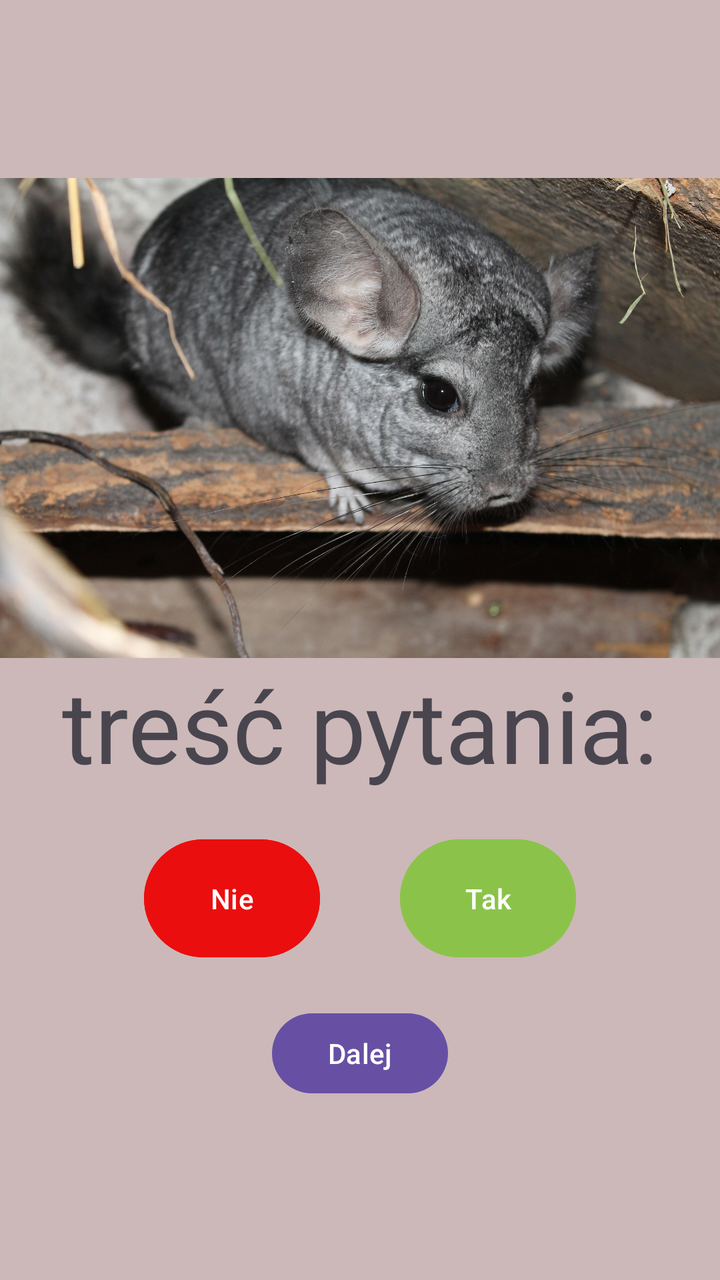
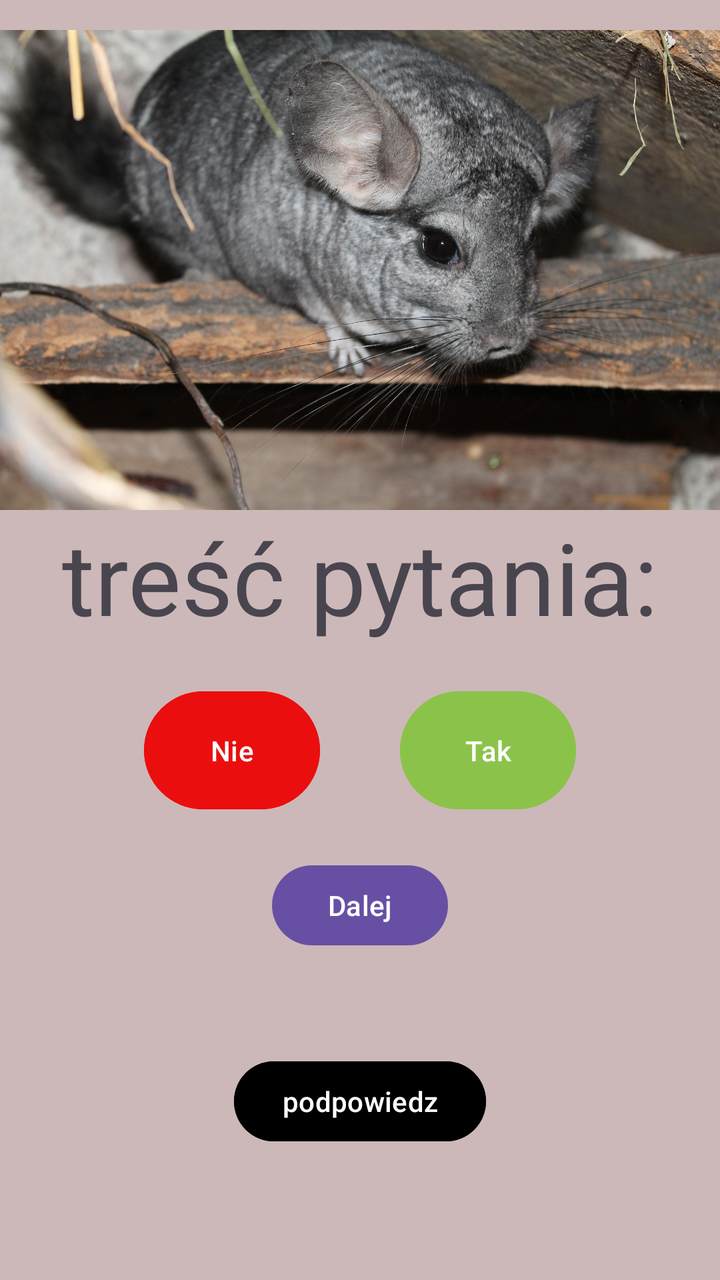

Compare the two renders of this Android layout. The source of the first and the diff that turns it into the second are given below.
<!-- AndroidManifest.xml: application theme Theme.Pytania -->
<!-- res/layout/activity_main.xml -->
<?xml version="1.0" encoding="utf-8"?>
<LinearLayout xmlns:android="http://schemas.android.com/apk/res/android"
    xmlns:app="http://schemas.android.com/apk/res-auto"
    xmlns:tools="http://schemas.android.com/tools"
    android:id="@+id/main"
    android:gravity="center"
    android:layout_width="match_parent"
    android:layout_height="match_parent"
    android:orientation="vertical"
    android:background="#CCB8B8"
    tools:context=".MainActivity">

    <ImageView
        android:id="@+id/imageView"
        android:layout_width="match_parent"
        android:layout_height="wrap_content"
        android:adjustViewBounds="true"
        app:srcCompat="@drawable/szynszyla" />

    <TextView
        android:id="@+id/textViewPytanie"
        android:textSize="50dp"
        android:layout_width="wrap_content"
        android:layout_height="wrap_content"
        android:text="treść pytania:" />


    <LinearLayout
        android:layout_width="wrap_content"
        android:layout_height="wrap_content"
        android:orientation="horizontal">

        <Button
            android:id="@+id/button"
            android:layout_width="match_parent"
            android:layout_height="wrap_content"
            android:layout_margin="20dp"
            android:backgroundTint="#EB0E0E"
            android:padding="20dp"
            android:text="Nie" />

        <Button
            android:id="@+id/button2"
            android:layout_width="match_parent"
            android:layout_height="wrap_content"
            android:layout_margin="20dp"
            android:backgroundTint="#8BC34A"
            android:padding="20dp"
            android:text="Tak" />

    </LinearLayout>

    <LinearLayout
        android:layout_width="wrap_content"
        android:layout_height="wrap_content"
        android:orientation="horizontal">

        <Button
            android:id="@+id/button6"
            android:layout_width="wrap_content"
            android:layout_height="wrap_content"
            android:layout_weight="1"
            android:text="Dalej" />
    </LinearLayout>

</LinearLayout>
<!-- resources referenced by this layout -->
<resources>
  <!-- drawable szynszyla: jpg bitmap (drawable, 554769 bytes) -->
  <style name="Theme.Pytania" parent="Base.Theme.Pytania" />
  <style name="Base.Theme.Pytania" parent="Theme.Material3.DayNight.NoActionBar">
          
          
      </style>
</resources>

<!-- the commit's change to res/layout/activity_main.xml (unified diff, before → after) -->
@@ -63,4 +63,13 @@
             android:text="Dalej" />
     </LinearLayout>
 
+    <Button
+        android:id="@+id/buttonSprawdz"
+        android:layout_margin="50dp"
+        android:layout_width="wrap_content"
+        android:layout_height="wrap_content"
+        android:backgroundTint="@color/black"
+
+        android:text="podpowiedz" />
+
 </LinearLayout>
<!-- resource entries referenced after the edit -->
@@ -1,5 +1,6 @@
 <!-- resources referenced by this layout -->
 <resources>
+  <color name="black">#FF000000</color>
   <!-- drawable szynszyla: jpg bitmap (drawable, 554769 bytes) -->
   <style name="Theme.Pytania" parent="Base.Theme.Pytania" />
   <style name="Base.Theme.Pytania" parent="Theme.Material3.DayNight.NoActionBar">
